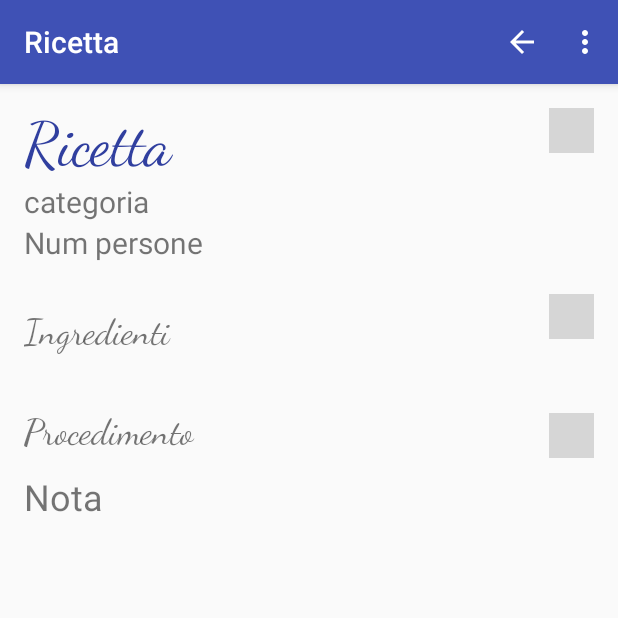
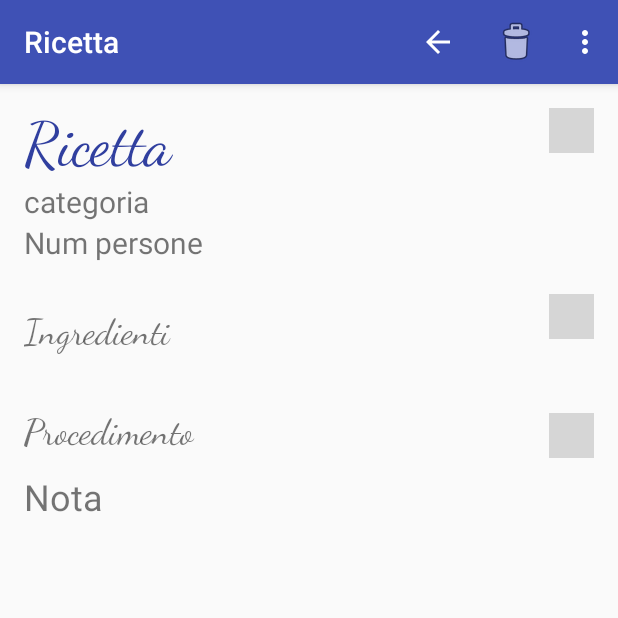
Before and after one commit to Assunta/appR, an Android app: the RicettaActivity screen opened directly, with no data from a screen before it, on a phone screen of 412 x 824 dp, the top half of it. Run offline under Robolectric (Android 15) with nearby library versions, the phone set to English and light mode, and no system bars; libraries missing offline, so code that uses them is left out: co.uk.rushorm; 5 statements that could not run were skipped; grey boxes are pictures that could not be loaded.

Commit message:
aggiunta eliminazione ricetta

```diff
--- a/app/src/main/java/com/oropallo/assunta/recipes/RicettaActivityFragment.java
+++ b/app/src/main/java/com/oropallo/assunta/recipes/RicettaActivityFragment.java
@@ -311,4 +311,8 @@ public class RicettaActivityFragment extends Fragment {
         startActivity(intent);
         getActivity().finish();
     }
+
+    public Ricetta getRicetta(){
+        return r;
+    }
 }
--- a/app/src/main/res/menu/menu_ricetta.xml
+++ b/app/src/main/res/menu/menu_ricetta.xml
@@ -13,4 +13,9 @@
         android:title="@string/action_settings"
         app:showAsAction="always"
         android:icon="?attr/homeAsUpIndicator" />
+    <item
+        android:id="@+id/action_delete"
+        android:title="@string/action_delete"
+        app:showAsAction="always"
+        android:icon="@android:drawable/ic_menu_delete" />
 </menu>
--- a/app/src/main/res/values/strings.xml
+++ b/app/src/main/res/values/strings.xml
@@ -38,4 +38,5 @@
     <string name="search">"Search"</string>
     <string name="action_edit">modifica</string>
     <string name="save">Salva</string>
+    <string name="action_delete">Elimina</string>
 </resources>
```
Also changed, not shown: app/src/main/java/com/oropallo/assunta/recipes/MainActivity.java (+7 -2 lines), app/src/main/java/com/oropallo/assunta/recipes/RicettaActivity.java (+36 -8 lines).
